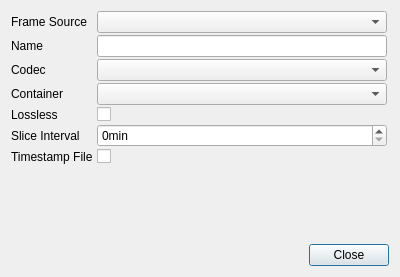
Above: src/modules/videorecorder/recordersettingsdialog.ui from syntalos/syntalos before the change. Below: the same form after it.
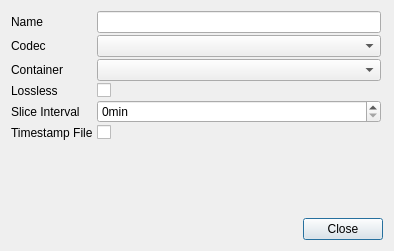
That is the form after the change.

What changed in the file:
```diff
--- a/src/modules/videorecorder/recordersettingsdialog.ui
+++ b/src/modules/videorecorder/recordersettingsdialog.ui
@@ -6,8 +6,8 @@
    <rect>
     <x>0</x>
     <y>0</y>
-    <width>400</width>
-    <height>277</height>
+    <width>394</width>
+    <height>251</height>
    </rect>
   </property>
   <property name="windowTitle">
@@ -29,82 +29,65 @@
       <number>2</number>
      </property>
      <item row="0" column="0">
-      <widget class="QLabel" name="frameSourceLabel">
-       <property name="text">
-        <string>Frame Source</string>
-       </property>
-      </widget>
-     </item>
-     <item row="0" column="1">
-      <widget class="QComboBox" name="frameSourceComboBox">
-       <property name="baseSize">
-        <size>
-         <width>100</width>
-         <height>0</height>
-        </size>
-       </property>
-      </widget>
-     </item>
-     <item row="1" column="0">
       <widget class="QLabel" name="nameLabel">
        <property name="text">
         <string>Name</string>
        </property>
       </widget>
      </item>
-     <item row="1" column="1">
+     <item row="0" column="1">
       <widget class="QLineEdit" name="nameLineEdit"/>
      </item>
-     <item row="2" column="0">
+     <item row="1" column="0">
       <widget class="QLabel" name="codecLabel">
        <property name="text">
         <string>Codec</string>
        </property>
       </widget>
      </item>
-     <item row="2" column="1">
+     <item row="1" column="1">
       <widget class="QComboBox" name="codecComboBox">
        <property name="toolTip">
         <string>Video codec (FFV1 is recommended for size and speed)</string>
        </property>
       </widget>
      </item>
-     <item row="3" column="0">
+     <item row="2" column="0">
       <widget class="QLabel" name="containerLabel">
        <property name="text">
         <string>Container</string>
        </property>
       </widget>
      </item>
-     <item row="3" column="1">
+     <item row="2" column="1">
       <widget class="QComboBox" name="containerComboBox">
        <property name="toolTip">
         <string>Video container format, MKV is recommended</string>
        </property>
       </widget>
      </item>
-     <item row="4" column="0">
+     <item row="3" column="0">
       <widget class="QLabel" name="losslessLabel">
        <property name="text">
         <string>Lossless</string>
        </property>
       </widget>
      </item>
-     <item row="4" column="1">
+     <item row="3" column="1">
       <widget class="QCheckBox" name="losslessCheckBox">
        <property name="toolTip">
         <string>Switch video codec to lossless compression mode, if it supports that</string>
        </property>
       </widget>
      </item>
-     <item row="5" column="0">
+     <item row="4" column="0">
       <widget class="QLabel" name="sliceIntervalLabel">
        <property name="text">
         <string>Slice Interval</string>
        </property>
       </widget>
      </item>
-     <item row="5" column="1">
+     <item row="4" column="1">
       <widget class="QSpinBox" name="sliceIntervalSpinBox">
        <property name="toolTip">
         <string>The interval in which a new video file should be started. Set to 0 to never create new files.</string>
@@ -120,14 +103,14 @@
        </property>
       </widget>
      </item>
-     <item row="6" column="0">
+     <item row="5" column="0">
       <widget class="QLabel" name="timestampFileLabel">
        <property name="text">
         <string>Timestamp File</string>
        </property>
       </widget>
      </item>
-     <item row="6" column="1">
+     <item row="5" column="1">
       <widget class="QCheckBox" name="timestampFileCheckBox">
        <property name="checked">
         <bool>false</bool>
```
